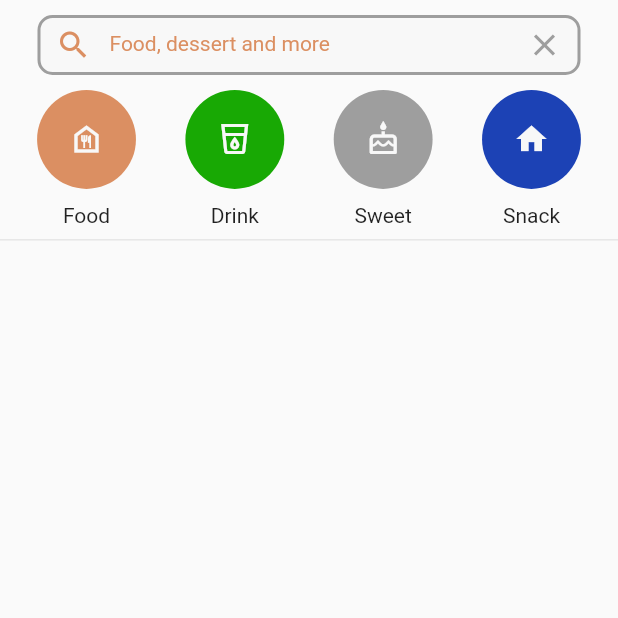
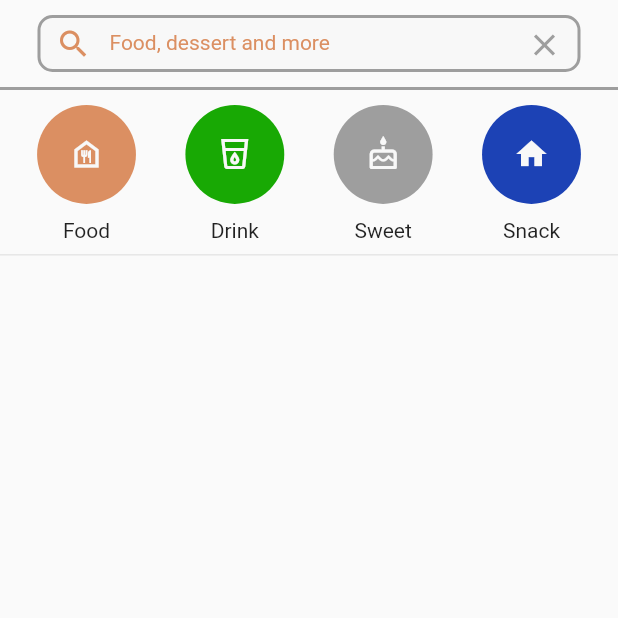
Before and after one commit to Deatsilence/ZeroHunger, a Flutter app: the DashboardView screen opened by its route, on a phone screen of 412 x 824 dp, the top half of it. Run offline on Flutter 3.47's test engine with Material 2 defaults, Android fonts, the phone set to English and light mode, and no system bars; our stand-ins replace cloud_firestore, firebase_auth, firebase_core, firebase_storage, flutter_mobx, image_picker and 4 more; accounts and stored records are empty; generated files the repository leaves out were written again.

Commit message:
advert detail screen is adding and some bugs are debugging

```diff
--- a/lib/features/init/navigator/navigator_routes.dart
+++ b/lib/features/init/navigator/navigator_routes.dart
@@ -1,5 +1,6 @@
 import 'package:zero_hunger/features/screens/add_advert.dart';
 import 'package:zero_hunger/features/screens/advert.dart';
+import 'package:zero_hunger/features/screens/advert_detail.dart';
 import 'package:zero_hunger/features/screens/chat.dart';
 import 'package:zero_hunger/features/screens/dashboard.dart';
 import 'package:zero_hunger/features/screens/profile.dart';
@@ -21,10 +22,11 @@ class NavigatorRoutes {
     NavigateRoutes.advert.withParaph: (context) => const AdvertView(),
     NavigateRoutes.profile.withParaph: (context) => const ProfileView(),
     NavigateRoutes.addAdvert.withParaph: (context) => const AddAdvert(),
+    NavigateRoutes.advertDetail.withParaph: (context) => const AdvertDetail(),
   };
 }
 
-enum NavigateRoutes { onboard, splash, login, signUp, home, dashboard, chat, addAdvert, advert, profile }
+enum NavigateRoutes { onboard, splash, login, signUp, home, dashboard, chat, advertDetail, addAdvert, advert, profile }
 
 extension NavigateRoutesExtension on NavigateRoutes {
   String get justParaph => '/';
--- a/lib/features/init/theme/utility/color_manager.dart
+++ b/lib/features/init/theme/utility/color_manager.dart
@@ -9,4 +9,5 @@ class ProjectColorsUtility {
   static const Color grey = Colors.grey;
   static const Color onboardBlack = Colors.black87;
   static const Color projectPink = Colors.pink;
+  static const Color projectErrorColor = Colors.red;
 }
--- a/lib/features/init/theme/utility/padding_manager.dart
+++ b/lib/features/init/theme/utility/padding_manager.dart
@@ -7,6 +7,7 @@ class ProjectPaddingUtility {
   final EdgeInsets appBarHorizontalAndVerticalPadding = const EdgeInsets.symmetric(horizontal: 25, vertical: 25 / 2.5);
   final EdgeInsets scrollBarOnlyRigthPadding = const EdgeInsets.only(right: 5);
   final EdgeInsets scrollBarOnlyLeftPadding = const EdgeInsets.only(right: 5);
+  final EdgeInsets categoryButtonsOnlyTopPadding = const EdgeInsets.only(top: 10);
 }
 
 class ProjectOnBoardPaddingUtility {
--- a/lib/features/screens/add_advert.dart
+++ b/lib/features/screens/add_advert.dart
@@ -81,6 +81,7 @@ class _AddAdvertState extends State<AddAdvert> with ValidatorMixin {
                     borderColor: ProjectColorsUtility.eveningStar,
                     isPasswordType: false,
                     textinputType: TextInputType.text,
+                    suffixIcon: Icons.clear_outlined,
                     validator: _titleValidator,
                     onSaved: (value) {
                       _title = value;
@@ -97,6 +98,7 @@ class _AddAdvertState extends State<AddAdvert> with ValidatorMixin {
                     textinputType: TextInputType.multiline,
                     textInputAction: TextInputAction.newline,
                     maxLine: null,
+                    suffixIcon: Icons.clear_outlined,
                     validator: _descriptionValidator,
                     onSaved: (value) {
                       _description = value;
@@ -149,7 +151,7 @@ class _AddAdvertState extends State<AddAdvert> with ValidatorMixin {
 
   Future<void> _addAdvert() async {
     if (formGlobalKey.currentState != null) {
-      if (formGlobalKey.currentState!.validate()) {
+      if (formGlobalKey.currentState!.validate() && avm.images.isNotEmpty) {
         formGlobalKey.currentState!.save();
 
         final advert = Item(
--- a/lib/features/screens/dashboard.dart
+++ b/lib/features/screens/dashboard.dart
@@ -1,5 +1,7 @@
 import 'package:flutter/material.dart';
 import 'package:zero_hunger/features/constant/texts/text_manager.dart';
+import 'package:zero_hunger/features/init/navigator/navigator_manager.dart';
+import 'package:zero_hunger/features/init/navigator/navigator_routes.dart';
 import 'package:zero_hunger/features/init/theme/utility/border_radius_manager.dart';
 import 'package:zero_hunger/features/init/theme/utility/color_manager.dart';
 import 'package:zero_hunger/features/init/theme/utility/lottie_manager.dart';
@@ -57,7 +59,10 @@ class _DashboardViewState extends State<DashboardView> {
         child: Column(
           mainAxisSize: MainAxisSize.min,
           children: [
-            _categories(context),
+            Padding(
+              padding: ProjectPaddingUtility().categoryButtonsOnlyTopPadding,
+              child: _categories(context),
+            ),
             const Divider(),
             Expanded(
               child: StreamBuilder(
@@ -90,6 +95,10 @@ class _DashboardViewState extends State<DashboardView> {
                                           description: snapshot.data!.docs[index].get("description"),
                                           urlOfPhoto: snapshot.data!.docs[index].get("photoUrls")[0],
                                           location: "loc",
+                                          onTab: () async {
+                                            await NavigatorManager.instance
+                                                .pushNamedToPage(route: NavigateRoutes.advertDetail.withParaph);
+                                          },
                                         )
                                       : const SizedBox.shrink();
                                 },
--- a/lib/features/screens/profile.dart
+++ b/lib/features/screens/profile.dart
@@ -54,7 +54,6 @@ class _ProfileViewState extends State<ProfileView> with FirebaseAuthManagerMixin
 
   List<Widget> _profileListView() {
     return [
-      const Divider(thickness: 2),
       InkWell(
         onTap: () async {},
         child: Row(
--- a/lib/features/viewModel/advert_view_model.dart
+++ b/lib/features/viewModel/advert_view_model.dart
@@ -1,6 +1,7 @@
 import 'dart:io';
 
 import 'package:cloud_firestore/cloud_firestore.dart';
+import 'package:flutter/material.dart';
 import 'package:image_picker/image_picker.dart';
 import 'package:mobx/mobx.dart';
 import 'package:zero_hunger/features/constant/enums/name_of_categories_enum.dart';
--- a/lib/features/widgets/appBar/view/custom_app_bar.dart
+++ b/lib/features/widgets/appBar/view/custom_app_bar.dart
@@ -1,5 +1,6 @@
 // ignore_for_file: public_member_api_docs, sort_constructors_first
 import 'package:flutter/widgets.dart';
+import 'package:zero_hunger/features/init/theme/utility/color_manager.dart';
 import 'package:zero_hunger/features/init/theme/utility/font_manager.dart';
 import 'package:zero_hunger/features/init/theme/utility/padding_manager.dart';
 import 'package:zero_hunger/features/init/theme/utility/theme_manager.dart';
@@ -19,6 +20,16 @@ class CustomAppBar extends StatelessWidget implements PreferredSizeWidget {
   @override
   Widget build(BuildContext context) {
     return SafeArea(
+      child: Container(
+        decoration: const BoxDecoration(
+          border: Border(
+            bottom: BorderSide(
+              color: ProjectColorsUtility.grey,
+              width: 2,
+              style: BorderStyle.solid,
+            ),
+          ),
+        ),
         child: Padding(
           padding: ProjectPaddingUtility().appBarHorizontalAndVerticalPadding,
           child: Stack(
@@ -41,6 +52,7 @@ class CustomAppBar extends StatelessWidget implements PreferredSizeWidget {
             ],
           ),
         ),
+      ),
     );
   }
 
--- a/lib/features/widgets/dropDown/custom_dropdown.dart
+++ b/lib/features/widgets/dropDown/custom_dropdown.dart
@@ -40,6 +40,7 @@ class _CustomDropwdownState extends State<CustomDropwdown> {
               width: 2,
             ),
           ),
+          child: Center(
             child: DropdownButtonFormField<String>(
               onSaved: widget.onSaved,
               validator: widget.validator,
@@ -48,7 +49,9 @@ class _CustomDropwdownState extends State<CustomDropwdown> {
                 child: Text(
                   ProjectTextUtility.textCategory,
                   style: TextThemeUtility().textThemeLogin(
-                    context: context, fontSize: ProjectFontSizeUtility.small, color: ProjectColorsUtility.eveningStar),
+                      context: context,
+                      fontSize: ProjectFontSizeUtility.small,
+                      color: ProjectColorsUtility.eveningStar),
                 ),
               ),
               decoration: const InputDecoration(
@@ -68,6 +71,7 @@ class _CustomDropwdownState extends State<CustomDropwdown> {
                 widget.onChanged(value);
               },
             ),
+          ),
         );
       },
     );
```
Also changed, not shown: lib/features/screens/advert_detail.dart (added, +24 -0 lines), lib/features/widgets/card/item_card.dart (+6 -1 lines), lib/view/auth/login/view/login_and_signup_scaffold.dart (+5 -8 lines). Lines whose indentation alone changed are shown as unchanged.
